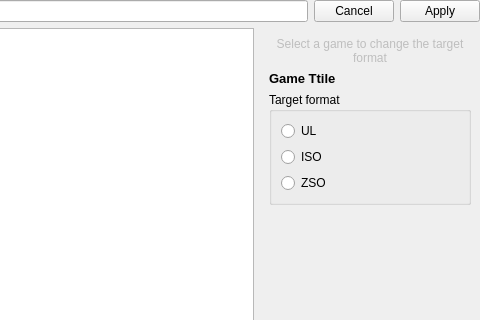
Qt form src/OplPcTools/UI/GameConverterActivity.ui (brainstream/OPL-PC-Tools) before a commit; both pictures show x 508 to 988 and y 0 to 320 of the 988 by 655 pixel window.
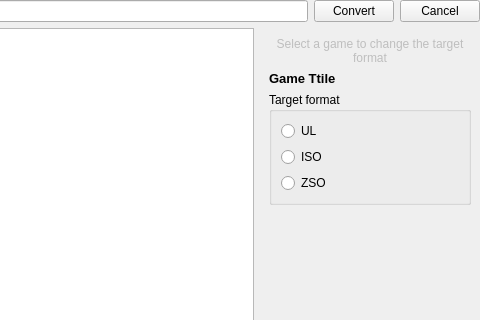
The same form after that commit. Icons and pictures are not drawn.

Diff of the .ui file:
```diff
--- a/src/OplPcTools/UI/GameConverterActivity.ui
+++ b/src/OplPcTools/UI/GameConverterActivity.ui
@@ -46,18 +46,23 @@
       <widget class="QProgressBar" name="mp_progress_bar"/>
      </item>
      <item>
-      <widget class="QDialogButtonBox" name="mp_button_box">
-       <property name="sizePolicy">
-        <sizepolicy hsizetype="Maximum" vsizetype="Fixed">
-         <horstretch>0</horstretch>
-         <verstretch>0</verstretch>
-        </sizepolicy>
+      <widget class="QPushButton" name="mp_btn_convert">
+       <property name="text">
+        <string>Convert</string>
        </property>
        <property name="focusPolicy">
         <enum>Qt::FocusPolicy::TabFocus</enum>
        </property>
-       <property name="standardButtons">
-        <set>QDialogButtonBox::StandardButton::Apply|QDialogButtonBox::StandardButton::Cancel</set>
+      </widget>
+     </item>
+     <item>
+      <widget class="QPushButton" name="mp_btn_cancel">
+       <property name="text">
+        <string>Cancel</string>
+       </property>
+       <property name="icon">
+        <iconset resource="../Resources/Resources.qrc">
+         <normaloff>:/images/stop</normaloff>:/images/stop</iconset>
        </property>
       </widget>
      </item>
```
Left out of the diff: 10 changed lines with no effect on the pictures.
